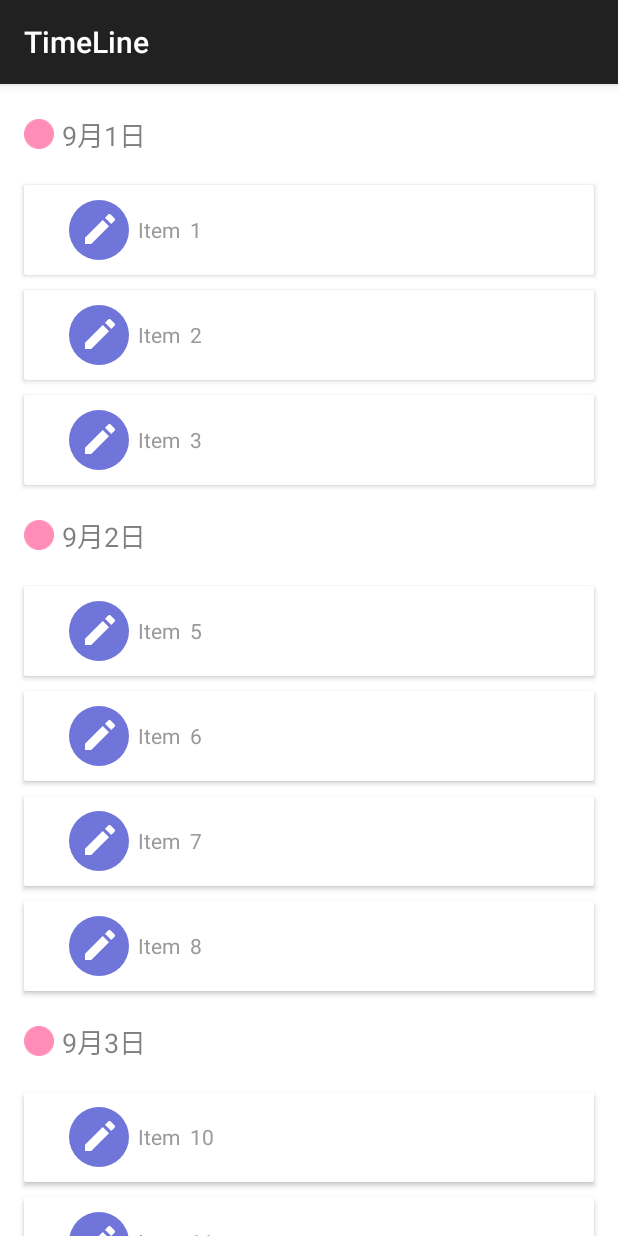
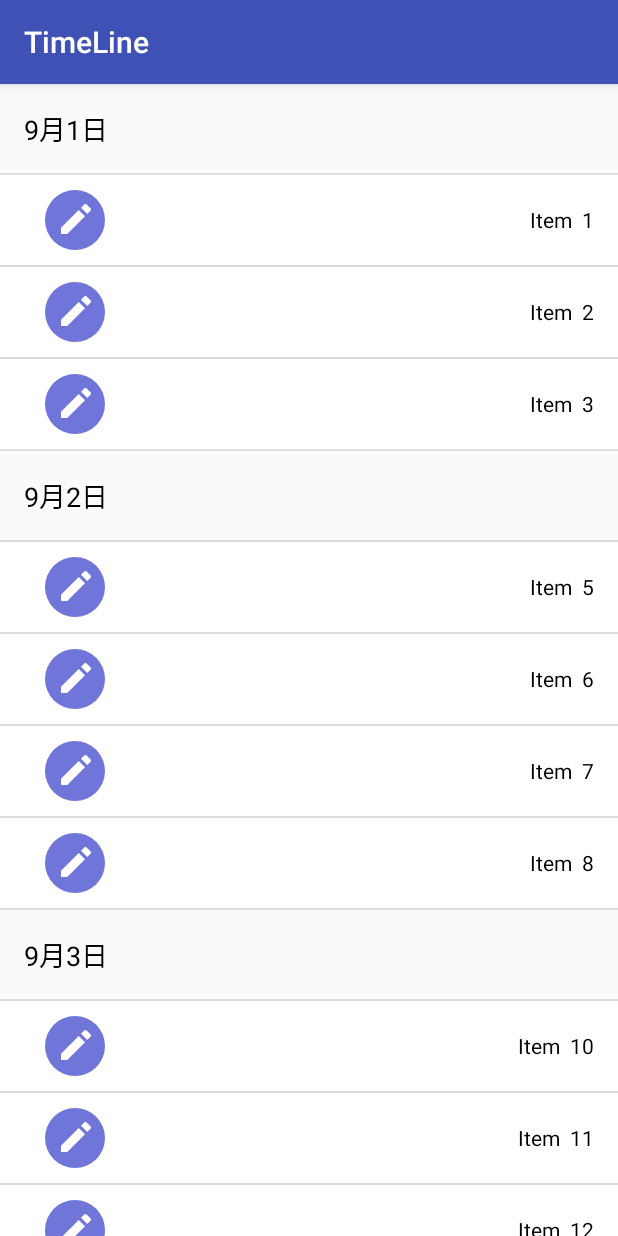
Before and after one commit to ditclear/TimeLine, an Android app: the screen it shows after launch (MainActivity), on a phone screen of 412 x 824 dp. Run offline under Robolectric (Android 15) with nearby library versions, the phone set to English and light mode, and no system bars; our stand-ins replace data binding.

Commit message:
去除冗余代码，更新示例

```diff
--- a/app/src/main/java/vienan/app/expandableswipelistview/MainActivity.java
+++ b/app/src/main/java/vienan/app/expandableswipelistview/MainActivity.java
@@ -2,12 +2,10 @@ package vienan.app.expandableswipelistview;
 
 import android.content.Context;
 import android.databinding.DataBindingUtil;
-import android.graphics.Rect;
 import android.os.Bundle;
 import android.support.v7.app.AppCompatActivity;
-import android.support.v7.widget.RecyclerView;
+import android.support.v7.widget.DividerItemDecoration;
 import android.util.Log;
-import android.view.View;
 import android.widget.Toast;
 
 import com.ditclear.swipelayout.SwipeDragLayout;
@@ -40,13 +38,7 @@ public class MainActivity extends AppCompatActivity {
         adapter.addViewTypeToLayoutMap(VIEW_TYPE_ITEM, R.layout.child_status_item);
         mMainBinding.setAdapter(adapter);
 
-        mMainBinding.recyclerView.addItemDecoration(new RecyclerView.ItemDecoration() {
-            @Override
-            public void getItemOffsets(Rect outRect, View view, RecyclerView parent, RecyclerView.State state) {
-                super.getItemOffsets(outRect, view, parent, state);
-                outRect.top=dip2px(mContext,10);
-            }
-        });
+        mMainBinding.recyclerView.addItemDecoration(new DividerItemDecoration(mContext, DividerItemDecoration.VERTICAL));
 
         adapter.addAll(fakeData(), new MultiTypeAdapter.CustomMultiViewTyper() {
 
@@ -126,29 +118,16 @@ public class MainActivity extends AppCompatActivity {
                 ChildStatusItemBinding binding= (ChildStatusItemBinding) holder.getBinding();
                 binding.swipLayout.addListener(new SwipeDragLayout.SwipeListener() {
                     @Override
-                    public void onUpdate(SwipeDragLayout layout, float offset) {
+                    public void onUpdate(SwipeDragLayout layout, float v, float offset) {
                         Log.d("offset", "onUpdate() called with offset = [" + offset + "]");
                     }
 
                     @Override
                     public void onOpened(SwipeDragLayout layout) {
-                        Toast.makeText(mContext, "onOpened", Toast.LENGTH_SHORT).show();
                     }
 
                     @Override
                     public void onClosed(SwipeDragLayout layout) {
-                        Toast.makeText(mContext, "onClosed", Toast.LENGTH_SHORT).show();
-
-                    }
-
-                    /**
-                     * 等同于setOnClickListener
-                     * 见Method {@link SwipeDragLayout#onFinishInflate()}
-                     * @param layout
-                     */
-                    @Override
-                    public void onClick(SwipeDragLayout layout) {
-                        Toast.makeText(mContext, fakeData().get(position).getContent(), Toast.LENGTH_SHORT).show();
 
                     }
                 });
--- a/app/src/main/res/layout/activity_main.xml
+++ b/app/src/main/res/layout/activity_main.xml
@@ -1,6 +1,7 @@
 <?xml version="1.0" encoding="utf-8"?>
 <layout xmlns:android="http://schemas.android.com/apk/res/android"
-        xmlns:app="http://schemas.android.com/apk/res-auto">
+        xmlns:app="http://schemas.android.com/apk/res-auto"
+        xmlns:tools="http://schemas.android.com/tools">
 
     <data>
 
@@ -8,29 +9,13 @@
             name="adapter"
             type="android.support.v7.widget.RecyclerView.Adapter"/>
     </data>
-
-    <RelativeLayout
-        android:layout_width="match_parent"
-        android:layout_height="match_parent">
-        <View
-            android:id="@+id/view_help"
-            android:layout_width="1dp"
-            android:layout_height="fill_parent"
-            android:layout_marginLeft="26dp"
-            android:background="#b3b3b3"/>
         <android.support.v7.widget.RecyclerView
             android:id="@+id/recycler_view"
             android:layout_width="match_parent"
             android:layout_height="match_parent"
-            android:background="@android:color/background_light"
-            android:clipToPadding="false"
-            android:fadeScrollbars="true"
-            android:paddingLeft="@dimen/activity_horizontal_margin"
-            android:paddingRight="@dimen/activity_horizontal_margin"
-            android:scrollbars="vertical"
             app:adapter="@{adapter}"
+            tools:listitem="@layout/child_status_item"
             app:layoutManager="LinearLayoutManager">
         </android.support.v7.widget.RecyclerView>
 
-    </RelativeLayout>
 </layout>
--- a/app/src/main/res/layout/child_status_item.xml
+++ b/app/src/main/res/layout/child_status_item.xml
@@ -1,6 +1,6 @@
 <layout xmlns:android="http://schemas.android.com/apk/res/android"
         xmlns:app="http://schemas.android.com/apk/res-auto"
-        xmlns:card_view="http://schemas.android.com/tools">
+        xmlns:tools="http://schemas.android.com/tools">
 
     <data>
 
@@ -13,50 +13,15 @@
             type="vienan.app.expandableswipelistview.MainActivity.ItemPresenter"/>
     </data>
 
-    <android.support.v7.widget.CardView
-        android:layout_width="match_parent"
-        android:layout_height="wrap_content"
-        android:background="#f2f2f2"
-        card_view:cardBackgroundColor="#757575"
-        card_view:cardCornerRadius="3dp"
-        card_view:cardPreventCornerOverlap="true"
-        android:clickable="true"
-        card_view:cardUseCompatPadding="true">
 
         <com.ditclear.swipelayout.SwipeDragLayout
                 android:id="@+id/swip_layout"
                 android:layout_width="match_parent"
                 android:layout_height="60dp"
+                android:background="#FF6347"
                 android:clickable="true"
-            app:ios="true"
-            app:click_to_close="true">
-
-            <LinearLayout
-                android:layout_width="wrap_content"
-                android:layout_height="wrap_content"
-                android:orientation="horizontal"
-                android:tag="Bottom2">
-
-                <ImageView
-                    android:id="@+id/star"
-                    android:layout_width="70dp"
-                    android:layout_height="60dp"
-                    android:background="#4cd964"
-                    android:onClick="@{()->presenter.onStarClick(item)}"
-                    android:paddingLeft="22dp"
-                    android:paddingRight="22dp"
-                    android:src="@mipmap/star"/>
-
-                <ImageView
-                    android:id="@+id/trash"
-                    android:layout_width="70dp"
-                    android:layout_height="60dp"
-                    android:background="@drawable/bg_item_trash"
-                    android:onClick="@{()->presenter.onDeleteClick(item)}"
-                    android:paddingLeft="25dp"
-                    android:paddingRight="25dp"
-                    android:src="@mipmap/trash"/>
-            </LinearLayout>
+                app:click_to_close="true"
+                app:ios="true">
 
             <LinearLayout
                     android:id="@+id/item_surface"
@@ -64,7 +29,8 @@
                     android:layout_height="match_parent"
                     android:background="#ffffff"
                     android:gravity="center_vertical"
-                android:orientation="horizontal">
+                    android:orientation="horizontal"
+                    android:tag="content">
 
                 <ImageView
                     android:id="@+id/iv_type"
@@ -81,13 +47,44 @@
                 <TextView
                         android:id="@+id/tv_title"
                         android:layout_width="0dp"
-                    android:layout_height="wrap_content"
+                        android:layout_height="match_parent"
                         android:layout_weight="1"
                         android:ellipsize="end"
-                    android:singleLine="true"
+                        android:gravity="center_vertical|right"
+                        android:maxLines="1"
+                        android:paddingRight="@dimen/activity_horizontal_margin"
                         android:text="@{item.content}"
-                    android:textColor="#999999"/>
+                        android:textColor="#000000"
+                        tools:text="this is content"/>
+            </LinearLayout>
+
+            <LinearLayout
+                    android:layout_width="wrap_content"
+                    android:layout_height="wrap_content"
+                    android:orientation="horizontal"
+                    android:tag="menu">
+
+                <ImageView
+                        android:id="@+id/trash"
+                        android:layout_width="70dp"
+                        android:layout_height="60dp"
+                        android:background="#FF6347"
+                        android:onClick="@{()->presenter.onDeleteClick(item)}"
+                        android:paddingLeft="25dp"
+                        android:paddingRight="25dp"
+                        android:src="@mipmap/trash"/>
+
+                <ImageView
+                        android:id="@+id/star"
+                        android:layout_width="70dp"
+                        android:layout_height="60dp"
+                        android:background="#4cd964"
+                        android:onClick="@{()->presenter.onStarClick(item)}"
+                        android:paddingLeft="22dp"
+                        android:paddingRight="22dp"
+                        android:src="@mipmap/star"/>
+
+
             </LinearLayout>
         </com.ditclear.swipelayout.SwipeDragLayout>
-    </android.support.v7.widget.CardView>
 </layout>
--- a/app/src/main/res/layout/group_status_item.xml
+++ b/app/src/main/res/layout/group_status_item.xml
@@ -1,5 +1,6 @@
 <?xml version="1.0" encoding="utf-8"?>
-<layout xmlns:android="http://schemas.android.com/apk/res/android">
+<layout xmlns:android="http://schemas.android.com/apk/res/android"
+        xmlns:tools="http://schemas.android.com/tools">
 
     <data>
         <variable
@@ -7,38 +8,15 @@
             type="vienan.app.expandableswipelistview.model.LineItem"/>
     </data>
 
-    <LinearLayout
-        android:layout_width="match_parent"
-        android:layout_height="wrap_content"
-        android:gravity="center_vertical">
 
-        <ImageView
-            android:id="@+id/imageView1"
-            android:layout_width="20dp"
-            android:layout_height="20dp"
-            android:layout_gravity="center_vertical"
-            android:layout_marginRight="5dp"
-            android:background="@mipmap/icons_ok"
-            android:contentDescription="@string/app_name"/>
+    <TextView
+            android:id="@+id/one_status_name"
+            android:layout_width="match_parent"
+            android:layout_height="wrap_content"
+            android:padding="@dimen/activity_horizontal_margin"
+            android:text="@{item.content}"
+            android:textColor="#000000"
+            android:textSize="18sp"
+            tools:text="9月1日"/>
 
-        <LinearLayout
-            android:id="@+id/linearLayout1"
-            android:layout_width="fill_parent"
-            android:layout_height="wrap_content"
-            android:layout_marginBottom="10dp"
-            android:layout_marginTop="10dp"
-            android:alpha="0.5"
-            android:gravity="center_vertical"
-            android:orientation="vertical">
-
-            <TextView
-                android:id="@+id/one_status_name"
-                android:layout_width="wrap_content"
-                android:layout_height="wrap_content"
-                android:text="@{item.content}"
-                android:textColor="#000000"
-                android:textSize="18sp"/>
-        </LinearLayout>
-
-    </LinearLayout>
 </layout>
--- a/app/src/main/res/layout/layout_test.xml
+++ b/app/src/main/res/layout/layout_test.xml
@@ -4,6 +4,7 @@
         xmlns:app="http://schemas.android.com/apk/res-auto"
         android:layout_width="match_parent"
         android:layout_height="60dp"
+        xmlns:tools="http://schemas.android.com/tools"
         android:paddingLeft="20dp"
         android:paddingRight="10dp"
         android:layout_gravity="center"
@@ -13,6 +14,7 @@
         android:layout_width="wrap_content"
         android:layout_height="wrap_content"
         android:orientation="horizontal"
+        tools:layout_gravity="end"
         android:tag="Bottom2">
 
         <ImageView
--- a/app/src/main/res/values/colors.xml
+++ b/app/src/main/res/values/colors.xml
@@ -3,4 +3,5 @@
     <color name="colorPrimary">#3F51B5</color>
     <color name="colorPrimaryDark">#303F9F</color>
     <color name="colorAccent">#FF4081</color>
+    <color name="colorRed">#FA364E</color>
 </resources>
--- a/app/src/main/res/values/styles.xml
+++ b/app/src/main/res/values/styles.xml
@@ -2,8 +2,8 @@
 
     <style name="AppTheme" parent="Theme.AppCompat.Light.DarkActionBar">
         <!-- Customize your theme here. -->
-        <!--<item name="colorPrimary">@color/colorPrimary</item>-->
-        <!--<item name="colorPrimaryDark">@color/colorPrimaryDark</item>-->
-        <!--<item name="colorAccent">@color/colorAccent</item>-->
+        <item name="colorPrimary">@color/colorPrimary</item>
+        <item name="colorPrimaryDark">@color/colorPrimaryDark</item>
+        <item name="colorAccent">@color/colorAccent</item>
     </style>
 </resources>
```
Also changed, not shown: app/build.gradle (+6 -6 lines), build.gradle (+7 -2 lines), swipelayout/build.gradle (+5 -5 lines), swipelayout/src/main/java/com/ditclear/swipelayout/SwipeDragLayout.java (+37 -78 lines), gradle/wrapper/gradle-wrapper.properties, 2 other files. Lines whose indentation alone changed are shown as unchanged.
